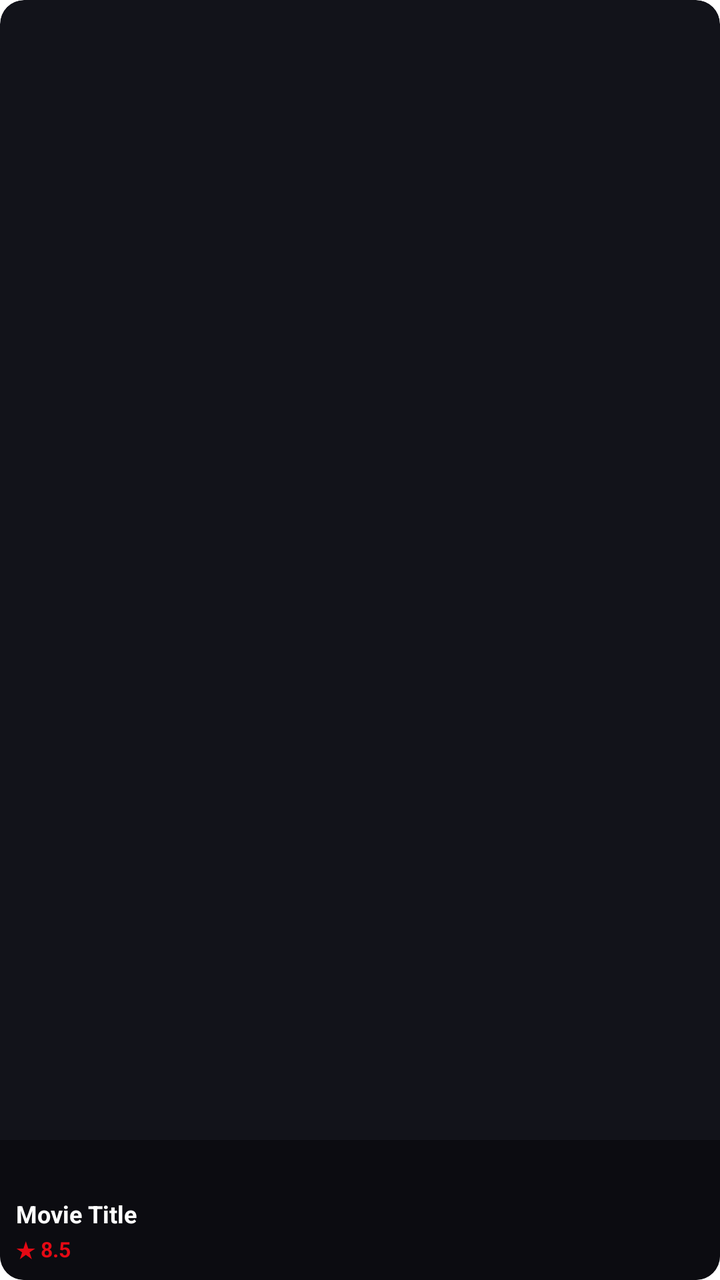
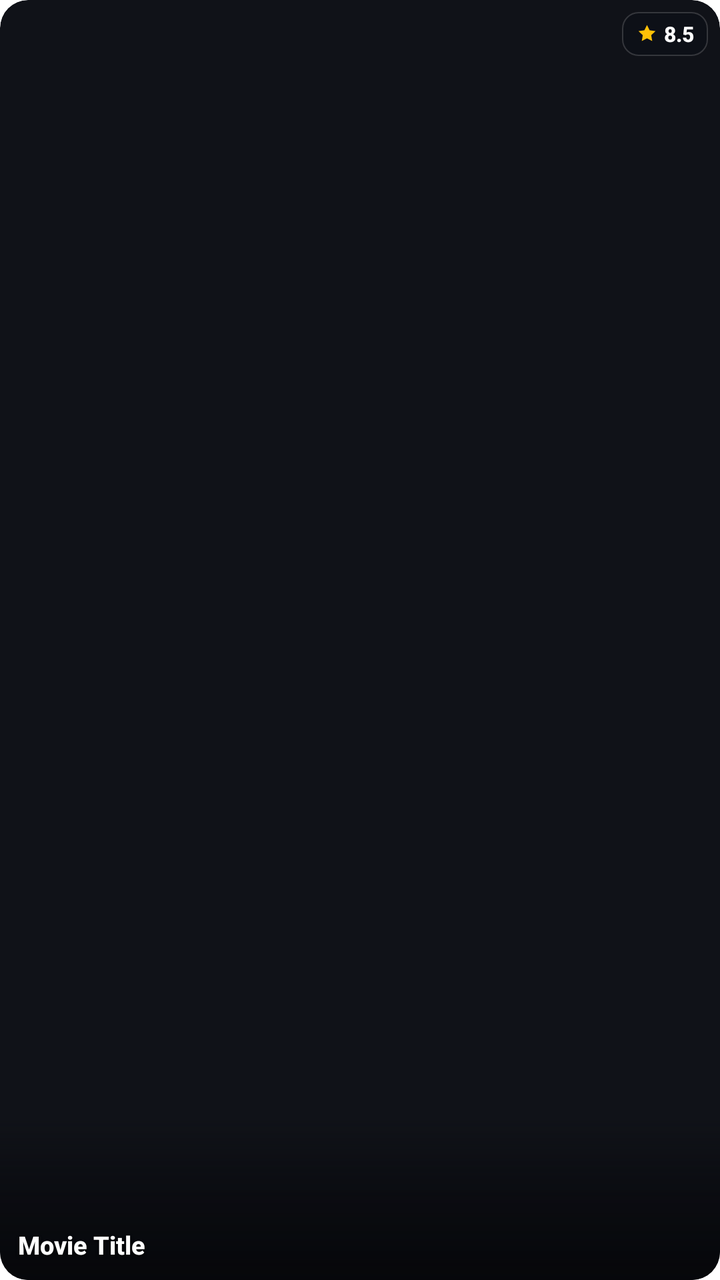

Compare the two renders of this Android layout. The source of the first and the diff that turns it into the second are given below.
<!-- AndroidManifest.xml: application theme Theme.MaterialComponents.DayNight.NoActionBar -->
<!-- res/layout/item_vod_card.xml -->
<?xml version="1.0" encoding="utf-8"?>
<androidx.cardview.widget.CardView xmlns:android="http://schemas.android.com/apk/res/android"
    xmlns:app="http://schemas.android.com/apk/res-auto"
    android:layout_width="115dp"
    android:layout_height="190dp"
    android:layout_margin="5dp"
    app:cardBackgroundColor="#12131A"
    app:cardCornerRadius="12dp"
    app:cardElevation="0dp">

    <FrameLayout
        android:layout_width="match_parent"
        android:layout_height="match_parent">

        <ImageView
            android:id="@+id/ivPoster"
            android:layout_width="match_parent"
            android:layout_height="match_parent"
            android:scaleType="centerCrop" />

        <View
            android:layout_width="match_parent"
            android:layout_height="70dp"
            android:layout_gravity="bottom"
            android:background="#CC0A0A0F" />

        <LinearLayout
            android:layout_width="match_parent"
            android:layout_height="wrap_content"
            android:layout_gravity="bottom"
            android:orientation="vertical"
            android:padding="8dp">

            <TextView
                android:id="@+id/tvVodTitle"
                android:layout_width="match_parent"
                android:layout_height="wrap_content"
                android:ellipsize="end"
                android:maxLines="1"
                android:text="Movie Title"
                android:textColor="#FFFFFF"
                android:textSize="12sp"
                android:textStyle="bold" />

            <TextView
                android:id="@+id/tvVodMeta"
                android:layout_width="wrap_content"
                android:layout_height="wrap_content"
                android:layout_marginTop="2dp"
                android:text="★ 8.5"
                android:textColor="#E50914"
                android:textSize="10.5sp"
                android:textStyle="bold" />
        </LinearLayout>
    </FrameLayout>
</androidx.cardview.widget.CardView>
<!-- resources referenced by this layout -->
<resources>

</resources>

<!-- the commit's change to res/layout/item_vod_card.xml (unified diff, before → after) -->
@@ -1,11 +1,11 @@
 <?xml version="1.0" encoding="utf-8"?>
 <androidx.cardview.widget.CardView xmlns:android="http://schemas.android.com/apk/res/android"
     xmlns:app="http://schemas.android.com/apk/res-auto"
-    android:layout_width="115dp"
-    android:layout_height="190dp"
+    android:layout_width="118dp"
+    android:layout_height="192dp"
     android:layout_margin="5dp"
-    app:cardBackgroundColor="#12131A"
-    app:cardCornerRadius="12dp"
+    app:cardBackgroundColor="#101218"
+    app:cardCornerRadius="14dp"
     app:cardElevation="0dp">
 
     <FrameLayout
@@ -18,39 +18,51 @@
             android:layout_height="match_parent"
             android:scaleType="centerCrop" />
 
+        
+        <TextView
+            android:id="@+id/tvVodMeta"
+            android:layout_width="wrap_content"
+            android:layout_height="22dp"
+            android:layout_gravity="top|end"
+            android:layout_margin="6dp"
+            android:background="@drawable/bg_rating_pill_dark"
+            android:drawableStart="@drawable/ic_star_gold"
+            android:drawablePadding="3dp"
+            android:fontFamily="sans-serif-medium"
+            android:gravity="center_vertical"
+            android:paddingHorizontal="7dp"
+            android:text="8.5"
+            android:textColor="#FFFFFF"
+            android:textSize="10.5sp"
+            android:textStyle="bold" />
+
+        
         <View
             android:layout_width="match_parent"
-            android:layout_height="70dp"
+            android:layout_height="82dp"
             android:layout_gravity="bottom"
-            android:background="#CC0A0A0F" />
+            android:background="@drawable/bg_card_bottom_fade" />
 
-        <LinearLayout
+        
+        <TextView
+            android:id="@+id/tvVodTitle"
             android:layout_width="match_parent"
             android:layout_height="wrap_content"
             android:layout_gravity="bottom"
-            android:orientation="vertical"
-            android:padding="8dp">
+            android:ellipsize="end"
+            android:fontFamily="sans-serif-medium"
+            android:lineSpacingExtra="1dp"
+            android:maxLines="2"
+            android:paddingHorizontal="9dp"
+            android:paddingBottom="9dp"
+            android:shadowColor="#CC000000"
+            android:shadowDx="0"
+            android:shadowDy="2"
+            android:shadowRadius="4"
+            android:text="Movie Title"
+            android:textColor="#FFFFFF"
+            android:textSize="12.5sp"
+            android:textStyle="bold" />
 
-            <TextView
-                android:id="@+id/tvVodTitle"
-                android:layout_width="match_parent"
-                android:layout_height="wrap_content"
-                android:ellipsize="end"
-                android:maxLines="1"
-                android:text="Movie Title"
-                android:textColor="#FFFFFF"
-                android:textSize="12sp"
-                android:textStyle="bold" />
-
-            <TextView
-                android:id="@+id/tvVodMeta"
-                android:layout_width="wrap_content"
-                android:layout_height="wrap_content"
-                android:layout_marginTop="2dp"
-                android:text="★ 8.5"
-                android:textColor="#E50914"
-                android:textSize="10.5sp"
-                android:textStyle="bold" />
-        </LinearLayout>
     </FrameLayout>
 </androidx.cardview.widget.CardView>
<!-- resource entries referenced after the edit -->
@@ -1,5 +1,36 @@
 <!-- resources referenced by this layout -->
 <resources>
-
+  <!-- drawable bg_card_bottom_fade (drawable) -->
+  <?xml version="1.0" encoding="utf-8"?>
+  <shape xmlns:android="http://schemas.android.com/apk/res/android"
+      android:shape="rectangle">
+      <gradient
+          android:angle="270"
+          android:startColor="#00000000"
+          android:centerColor="#9906070B"
+          android:endColor="#F5050609"
+          android:type="linear" />
+  </shape>
+  <!-- drawable bg_rating_pill_dark (drawable) -->
+  <?xml version="1.0" encoding="utf-8"?>
+  <shape xmlns:android="http://schemas.android.com/apk/res/android"
+      android:shape="rectangle">
+      <solid android:color="#D90E1017" />
+      <corners android:radius="8dp" />
+      <stroke
+          android:width="0.8dp"
+          android:color="#29FFFFFF" />
+  </shape>
+  <!-- drawable ic_star_gold (drawable) -->
+  <?xml version="1.0" encoding="utf-8"?>
+  <vector xmlns:android="http://schemas.android.com/apk/res/android"
+      android:width="11dp"
+      android:height="11dp"
+      android:viewportWidth="24.0"
+      android:viewportHeight="24.0">
+      <path
+          android:fillColor="#FFC107"
+          android:pathData="M12,2.5L14.85,8.28L21.23,9.21L16.61,13.71L17.7,20.06L12,17.06L6.3,20.06L7.39,13.71L2.77,9.21L9.15,8.28L12,2.5Z" />
+  </vector>
 </resources>
 
